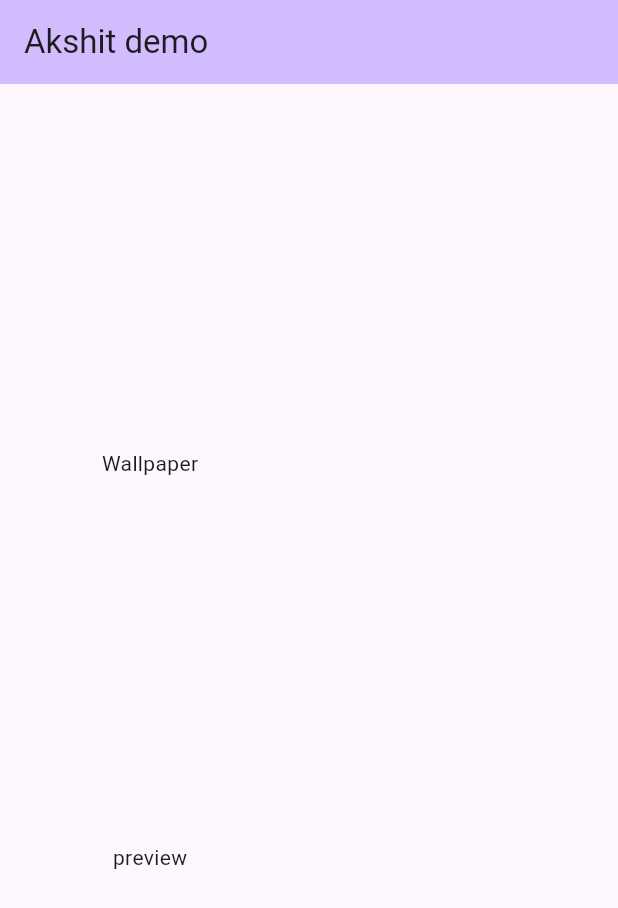
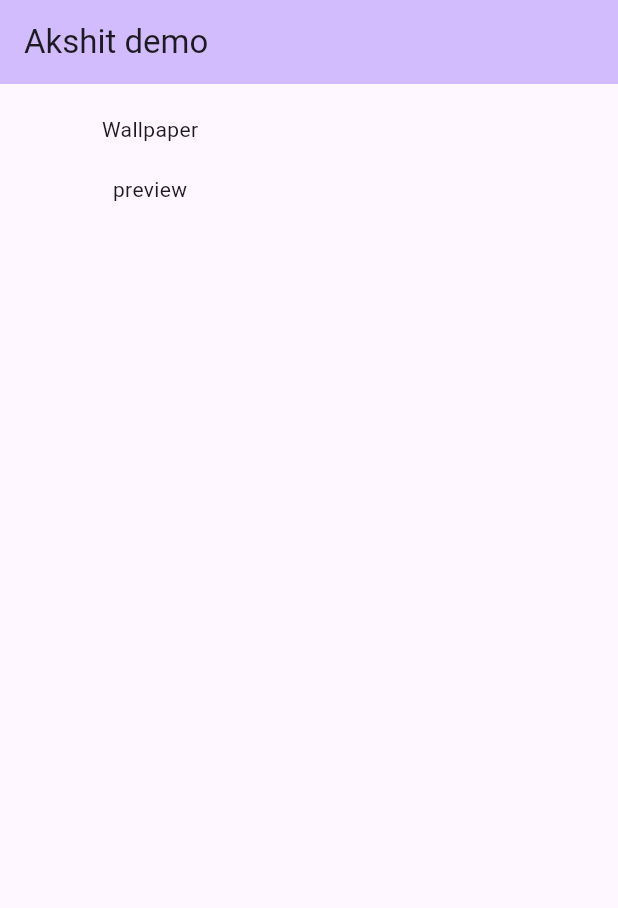
Before and after one commit to dahiyaarjun/first_project_flutter, a Flutter app: the screen it shows after launch, on a phone screen of 412 x 824 dp. Shown: the top 908 px of the screen. Run offline on Flutter 3.47's test engine with Material 3 defaults, Android fonts, the phone set to English and light mode, and no system bars.

Commit message:
Update main.dart

```diff
--- a/lib/main.dart
+++ b/lib/main.dart
@@ -40,7 +40,7 @@ class _MyHomePageState extends State<MyHomePage> {
         title: Text(widget.title),
       ),
         body:Container(
-          height: 1000,
+          height: 100,
           width: 200,
             child:Column(
               mainAxisAlignment: MainAxisAlignment.spaceEvenly,
```
